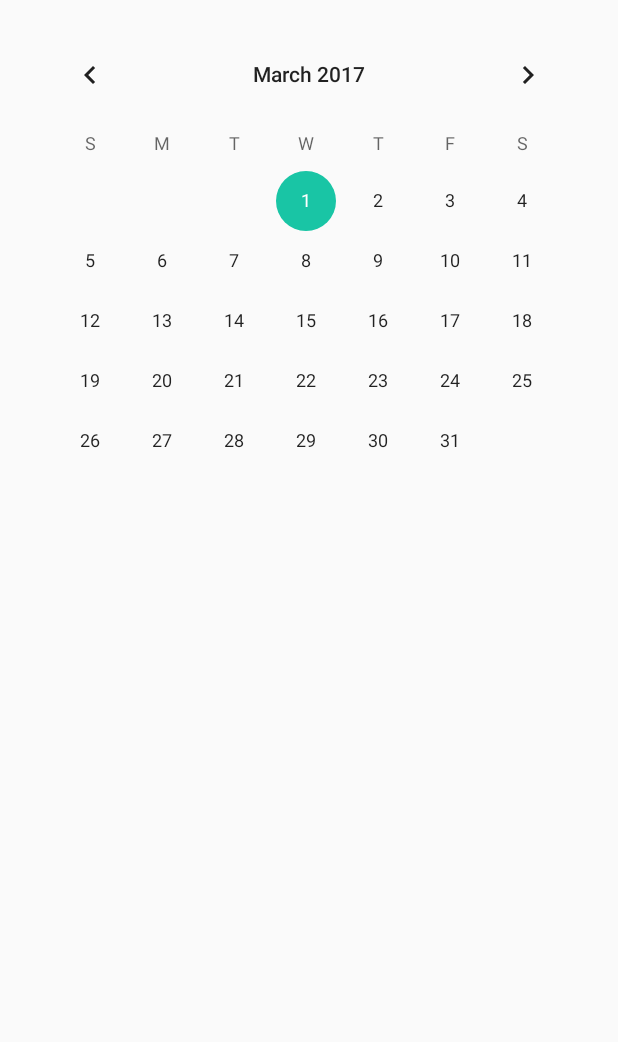
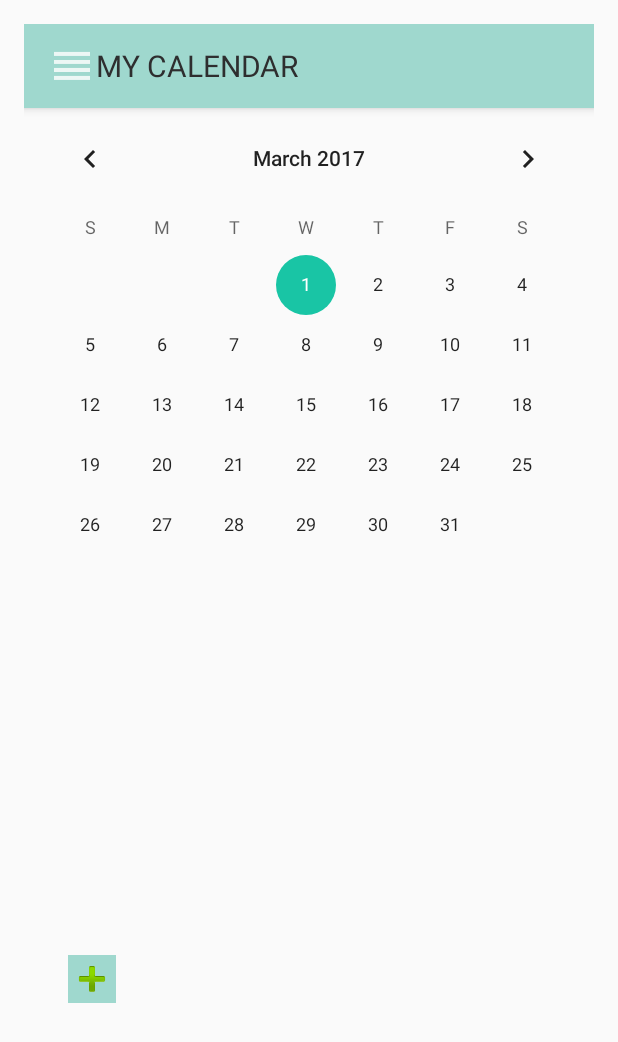
Before and after one commit to bkennel/SBCityConnect, an Android app: the CalendarActivity screen opened directly, with no data from a screen before it, on a phone screen of 412 x 824 dp. Shown: the top 1042 px of the screen. Run offline under Robolectric (Android 15) with nearby library versions, the phone set to English and light mode, and no system bars.

Commit message:
toolbar added to calendar

```diff
--- a/app/src/main/AndroidManifest.xml
+++ b/app/src/main/AndroidManifest.xml
@@ -6,6 +6,8 @@
     <uses-permission android:name="android.permission.GET_ACCOUNTS" />
     <uses-permission android:name="android.permission.READ_PROFILE" />
     <uses-permission android:name="android.permission.READ_CONTACTS" />
+    <uses-permission android:name="android.permission.WRITE_CALENDAR" />
+    <uses-permission android:name="android.permission.WRITE_CALENDAR" />
 
     <application
         android:allowBackup="true"
--- a/app/src/main/res/layout/activity_calendar.xml
+++ b/app/src/main/res/layout/activity_calendar.xml
@@ -10,11 +10,67 @@
     android:paddingTop="@dimen/activity_vertical_margin"
     tools:context="mobilend.sbcityconnect.CalendarActivity">
 
+    <android.support.v7.widget.Toolbar
+        android:id="@+id/toolbar"
+        android:layout_width="match_parent"
+        android:layout_height="?attr/actionBarSize"
+        android:background="@color/colorLightGreen"
+        android:elevation="4dp"
+        android:theme="@style/ThemeOverlay.AppCompat.ActionBar"
+        android:layout_alignParentTop="true"
+        android:layout_alignParentLeft="true"
+        android:layout_alignParentStart="true"
+        >
+
+        <LinearLayout
+            android:layout_width="wrap_content"
+            android:layout_height="?attr/actionBarSize"
+            android:orientation="horizontal"
+            android:dividerPadding="8dp"
+            >
+            <ImageButton
+                android:layout_width="wrap_content"
+                android:layout_height="match_parent"
+                android:background="@color/colorLightGreen"
+                android:id="@+id/menuButton"
+                android:src="@drawable/menu_icon"
+                android:width="50dp"
+                android:height="50dp"
+                />
+            <TextView
+                android:layout_width="match_parent"
+                android:layout_height="wrap_content"
+                android:text="MY CALENDAR"
+                android:id="@+id/toolbarTitle"
+                android:layout_gravity="center"
+                android:textColor="@color/colorDarkGray"
+                android:textSize="20dp"
+                />
+
+        </LinearLayout>
+
+    </android.support.v7.widget.Toolbar>
+
     <CalendarView
         android:layout_width="fill_parent"
         android:layout_height="fill_parent"
+        android:layout_below="@+id/toolbar"
         android:id="@+id/mainCalendar"
         android:maxDate="01/01/2023"
         android:minDate="01/01/2017"/>
 
+    <ImageButton
+        android:layout_width="wrap_content"
+        android:layout_height="wrap_content"
+        android:layout_marginLeft="29dp"
+        android:layout_marginStart="29dp"
+        android:layout_marginBottom="139dp"
+        android:id="@+id/addEventButton"
+        android:src="@android:drawable/ic_input_add"
+        android:background="@color/colorLightGreen"
+        android:layout_alignParentBottom="true"
+        android:layout_alignParentLeft="true"
+        android:layout_alignParentStart="true"
+        android:onClick="addEvent" />
+
 </RelativeLayout>
--- a/app/src/main/res/values/colors.xml
+++ b/app/src/main/res/values/colors.xml
@@ -16,7 +16,7 @@
     <color name="colorLightBlue">#0070B0</color>
     <color name="colorBlueGreen">#009297</color>
     <color name="colorDarkGreen">#1FAE92</color>
-    <color name="colorLightGreen">#9FD8CE</color>
+    <color name="colorLightGreen">#9fd8ce</color>
     <color name="colorMaroon">#96031E</color>
     <color name="colorBackgroundDarkBlue">#002c44</color>
     <color name="colorDarkGray">#2e2e2f</color>
```
Also changed, not shown: app/src/main/java/mobilend/sbcityconnect/CalendarActivity.java (+72 -3 lines).
